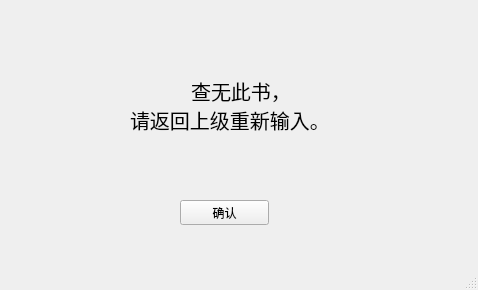
CuteWans/NovelSpider, file fail_to_act.ui: the form before one commit.
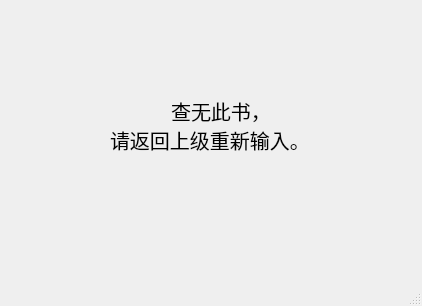
The form after the commit. Icons and pictures are not drawn.

```diff
--- a/fail_to_act.ui
+++ b/fail_to_act.ui
@@ -6,19 +6,22 @@
    <rect>
     <x>0</x>
     <y>0</y>
-    <width>478</width>
-    <height>290</height>
+    <width>422</width>
+    <height>306</height>
    </rect>
   </property>
   <property name="windowTitle">
-   <string>MainWindow</string>
+   <string>红叶Reader</string>
+  </property>
+  <property name="styleSheet">
+   <string notr="true">border-image:url(:/pic/6.jpg)</string>
   </property>
   <widget class="QWidget" name="centralwidget">
    <widget class="QLabel" name="label">
     <property name="geometry">
      <rect>
-      <x>130</x>
-      <y>40</y>
+      <x>110</x>
+      <y>60</y>
       <width>221</width>
       <height>131</height>
      </rect>
@@ -28,6 +31,9 @@
       <pointsize>15</pointsize>
      </font>
     </property>
+    <property name="styleSheet">
+     <string notr="true">background-image:url(&quot;&quot;);</string>
+    </property>
     <property name="text">
      <string>           查无此书，
 请返回上级重新输入。</string>
@@ -36,14 +42,19 @@
    <widget class="QPushButton" name="pushButton">
     <property name="geometry">
      <rect>
-      <x>180</x>
-      <y>200</y>
-      <width>89</width>
-      <height>25</height>
+      <x>170</x>
+      <y>180</y>
+      <width>65</width>
+      <height>65</height>
      </rect>
     </property>
+    <property name="styleSheet">
+     <string notr="true">border-image:url(:/pic/7.jpg);
+border-radius:30px;
+</string>
+    </property>
     <property name="text">
-     <string>确认</string>
+     <string/>
     </property>
    </widget>
   </widget>
```
Left out of the diff: 10 changed lines with no effect on the pictures.
